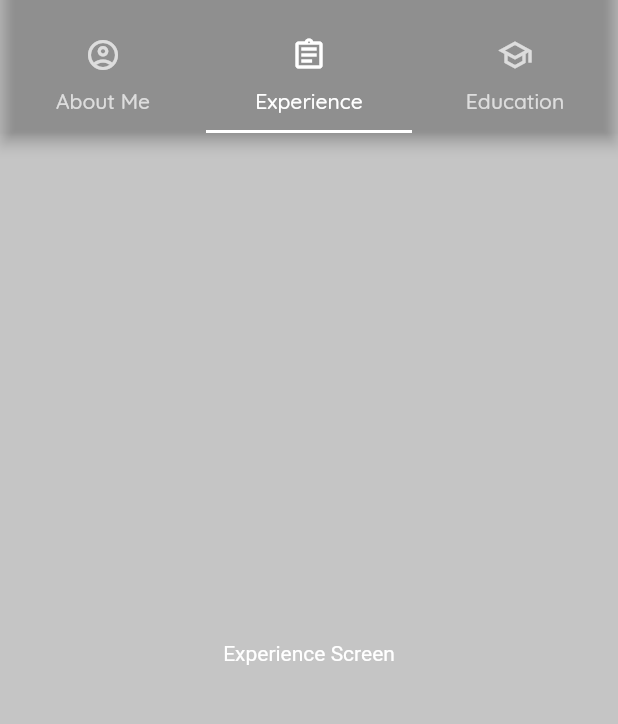
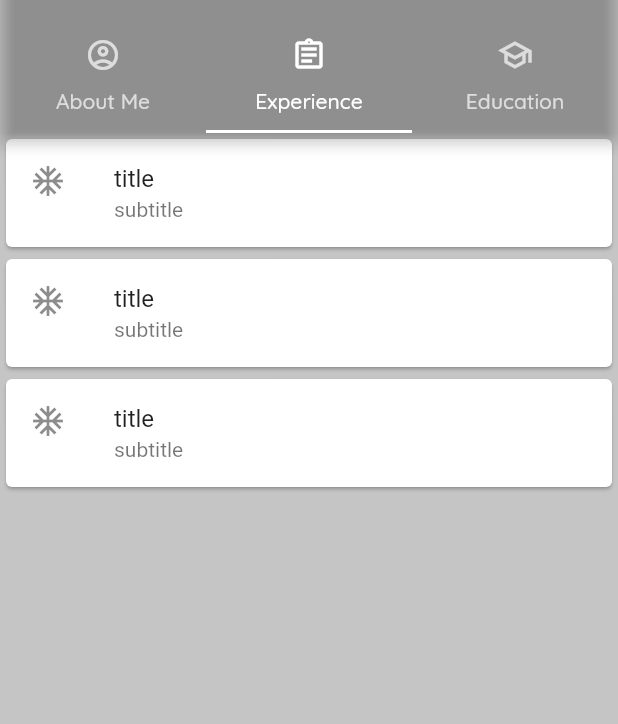
Before and after one commit to afiqaimanafr/resume-mobile-app, a Flutter app: the screen it shows after launch, tab 2 chosen, on a phone screen of 412 x 824 dp, the part 62-786 px from its top. Run offline on Flutter 3.47's test engine with Material 2 defaults, Android fonts, the phone set to English and light mode, and no system bars.

Commit message:
latest ui

```diff
--- a/lib/screens/experience/experience_screen.dart
+++ b/lib/screens/experience/experience_screen.dart
@@ -1,18 +1,42 @@
 import 'package:afiq_resume/constants.dart';
+import 'package:afiq_resume/models/experience_model.dart';
 import 'package:flutter/material.dart';
 
 class ExperienceScreen extends StatelessWidget {
-  const ExperienceScreen({Key? key}) : super(key: key);
+  List<ExperienceModel> experience = [
+    ExperienceModel(
+      title: 'title',
+      subtitle: 'subtitle',
+      icons: const Icon(Icons.ac_unit),
+    ),
+    ExperienceModel(
+      title: 'title',
+      subtitle: 'subtitle',
+      icons: const Icon(Icons.ac_unit),
+    ),
+    ExperienceModel(
+      title: 'title',
+      subtitle: 'subtitle',
+      icons: const Icon(Icons.ac_unit),
+    ),
+  ];
 
   @override
   Widget build(BuildContext context) {
-    return const Scaffold(
+    return Scaffold(
       backgroundColor: kPrimaryColor,
-      body: Center(
-        child: Text(
-          'Experience Screen',
-          style: TextStyle(color: kPrimaryLightColor),
-        ),
+      body: ListView.builder(
+        itemCount: experience.length,
+        itemBuilder: (ctx, index) {
+          final item = experience[index];
+          return Card(
+            child: ListTile(
+              leading: item.icons,
+              title: Text(item.title),
+              subtitle: Text(item.subtitle),
+            ),
+          );
+        },
       ),
     );
   }
```
